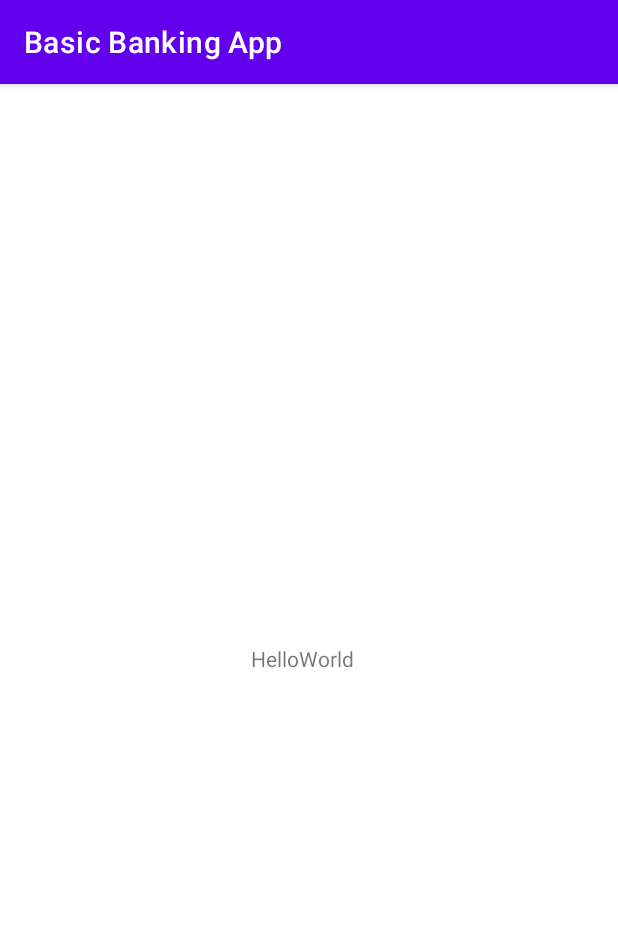
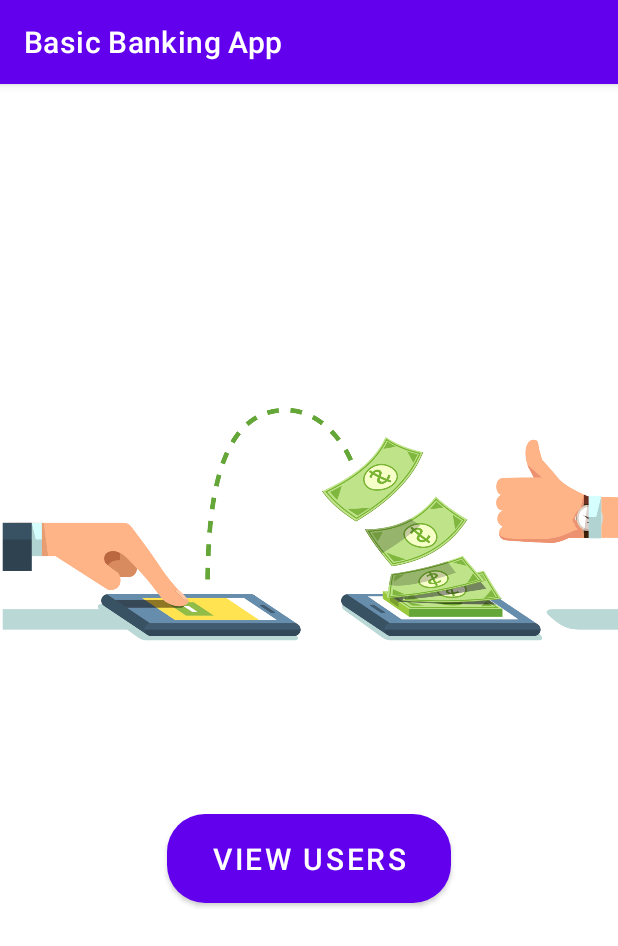
Before and after one commit to sathvik3458/Banking-System, an Android app: the MainActivity screen opened directly, with no data from a screen before it, on a phone screen of 412 x 824 dp. Shown: the top 946 px of the screen. Run offline under Robolectric (Android 15) with nearby library versions, the phone set to English and light mode, and no system bars.

Commit message:
Updated MainActivity

```diff
--- a/app/src/main/AndroidManifest.xml
+++ b/app/src/main/AndroidManifest.xml
@@ -9,6 +9,7 @@
         android:roundIcon="@mipmap/ic_launcher_round"
         android:supportsRtl="true"
         android:theme="@style/Theme.BasicBankingApp">
+        <activity android:name=".ViewAllCustomers"></activity>
         <activity android:name=".SplashScreenActivity">
             <intent-filter>
                 <action android:name="android.intent.action.MAIN" />
@@ -16,9 +17,7 @@
                 <category android:name="android.intent.category.LAUNCHER" />
             </intent-filter>
         </activity>
-        <activity android:name=".MainActivity">
-
-        </activity>
+        <activity android:name=".MainActivity"></activity>
     </application>
 
 </manifest>
--- a/app/src/main/java/com/example/basicbankingapp/MainActivity.java
+++ b/app/src/main/java/com/example/basicbankingapp/MainActivity.java
@@ -2,13 +2,28 @@ package com.example.basicbankingapp;
 
 import androidx.appcompat.app.AppCompatActivity;
 
+import android.content.Intent;
 import android.os.Bundle;
+import android.view.View;
+import android.widget.Button;
 
 public class MainActivity extends AppCompatActivity {
+
+//  Variables
+    Button viewUsers;
 
     @Override
     protected void onCreate(Bundle savedInstanceState) {
         super.onCreate(savedInstanceState);
         setContentView(R.layout.activity_main);
+
+        viewUsers=findViewById(R.id.view_user_button);
+        viewUsers.setOnClickListener(new View.OnClickListener() {
+            @Override
+            public void onClick(View v) {
+                Intent intent = new Intent(MainActivity.this, ViewAllCustomers.class);
+                startActivity(intent);
+            }
+        });
     }
 }
--- a/app/src/main/res/layout/activity_main.xml
+++ b/app/src/main/res/layout/activity_main.xml
@@ -6,13 +6,31 @@
     android:layout_height="match_parent"
     tools:context=".MainActivity">
 
-    <TextView
-        android:id="@+id/textView"
-        android:layout_width="78dp"
-        android:layout_height="22dp"
-        android:text="HelloWorld"
+    <ImageView
+        android:id="@+id/imageView2"
+        android:layout_width="0dp"
+        android:layout_height="324dp"
+        app:layout_constraintBottom_toTopOf="@+id/view_user_button"
+        app:layout_constraintEnd_toEndOf="parent"
+        app:layout_constraintHorizontal_bias="0.0"
+        app:layout_constraintStart_toStartOf="parent"
+        app:layout_constraintTop_toTopOf="parent"
+        app:layout_constraintVertical_bias="0.875"
+        app:srcCompat="@drawable/moneytransfer" />
+
+    <Button
+        android:id="@+id/view_user_button"
+        android:layout_width="wrap_content"
+        android:layout_height="wrap_content"
+        android:layout_marginBottom="216dp"
+        android:paddingLeft="30dp"
+        android:paddingTop="16dp"
+        android:paddingRight="30dp"
+        android:paddingBottom="16dp"
+        android:text="View Users"
+        android:textSize="20sp"
+        app:cornerRadius="25dp"
         app:layout_constraintBottom_toBottomOf="parent"
         app:layout_constraintEnd_toEndOf="parent"
-        app:layout_constraintStart_toStartOf="parent"
-        app:layout_constraintTop_toTopOf="parent" />
+        app:layout_constraintStart_toStartOf="parent" />
 </androidx.constraintlayout.widget.ConstraintLayout>
```
Also changed, not shown: app/src/main/java/com/example/basicbankingapp/ViewAllCustomers.java (added, +14 -0 lines), app/src/main/res/layout/activity_view_all_customers.xml (added, +9 -0 lines), app/src/main/res/drawable/moneytransfer.png.
